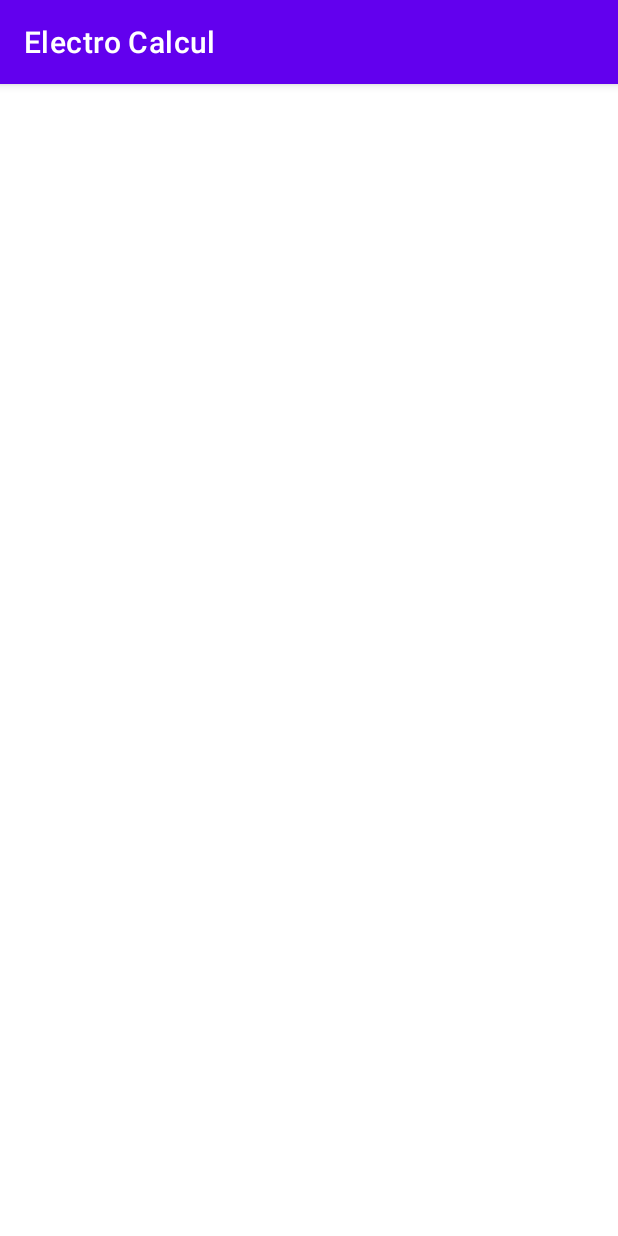
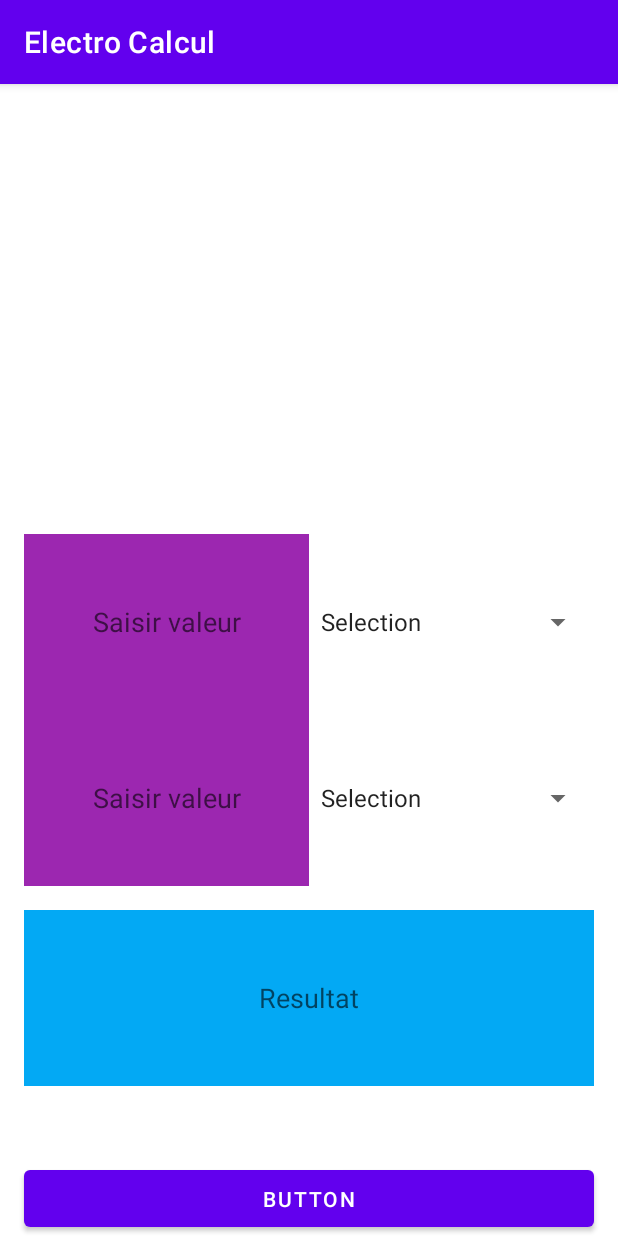
Before and after one commit to Theophile-Yvars/Mini-Projet, an Android app: the Filtre screen opened directly, with no data from a screen before it, on a phone screen of 412 x 824 dp. Run offline under Robolectric (Android 15) with nearby library versions, the phone set to English and light mode, and no system bars.

Commit message:
Filtre Acvtivity

```diff
--- /dev/null
+++ b/app/src/main/java/com/example/mapetiteapp/CalculFiltre.java
@@ -0,0 +1,21 @@
+package com.example.mapetiteapp;
+
+import static java.lang.Math.PI;
+
+public class CalculFiltre {
+    static float calculR(float C, float fc){
+        float R;
+        R = (float) (1 / (2*C*fc*PI));
+        return R;
+    }
+    static float calculC(float R, float fc){
+        float C;
+        C = (float) (1 / (2*PI*R*fc));
+        return C;
+    }
+    static float calculFc(float R, float C){
+        float fc;
+        fc = (float) (1 / (2*PI*R*C));
+        return fc;
+    }
+}
--- a/app/src/main/java/com/example/mapetiteapp/Filtre.java
+++ b/app/src/main/java/com/example/mapetiteapp/Filtre.java
@@ -3,12 +3,136 @@ package com.example.mapetiteapp;
 import androidx.appcompat.app.AppCompatActivity;
 
 import android.os.Bundle;
+import android.util.Log;
+import android.view.View;
+import android.widget.AdapterView;
+import android.widget.ArrayAdapter;
+import android.widget.Button;
+import android.widget.EditText;
+import android.widget.Spinner;
 
 public class Filtre extends AppCompatActivity {
+
+    Spinner spinner1;
+    Spinner spinner2;
+
+    int pos1;
+    int pos2;
+
+    float r;
+    float C;
+    float Fc;
+
+    EditText input1; // Vout et Gain ou R1 ou R2
+    EditText input2; // Vout et Gain ou R1 ou R2
+    EditText output; // Vout et Gain ou R1 ou R2
 
     @Override
     protected void onCreate(Bundle savedInstanceState) {
         super.onCreate(savedInstanceState);
         setContentView(R.layout.activity_filtre);
+
+        input1 = findViewById(R.id.inputFiltre1);
+        input2 = findViewById(R.id.inputFiltre2);
+        output = findViewById(R.id.outputFiltreCalcul);
+
+        Button buttonCalculFiltre = findViewById(R.id.buttonCalculFiltre);
+        buttonCalculFiltre.setOnClickListener(this::calculFiltre);
+
+        spinner1 = (Spinner) findViewById(R.id.spinnerFiltre1);
+        spinner2 = (Spinner) findViewById(R.id.spinnerFiltre2);
+
+        ArrayAdapter<CharSequence> adapter = ArrayAdapter.createFromResource(this,R.array.choix_Filtre, android.R.layout.simple_spinner_item);
+        adapter.setDropDownViewResource(android.R.layout.simple_spinner_dropdown_item);
+
+        spinner1.setAdapter(adapter);
+        spinner2.setAdapter(adapter);
+
+        spinner1.setOnItemSelectedListener(new AdapterView.OnItemSelectedListener() {
+            //String inputStr = input2.getText().toString();
+
+            @Override
+
+            public void onItemSelected (AdapterView < ? > parent, View view,int position, long id){
+                pos1 = position;
+            }
+
+            @Override
+            public void onNothingSelected(AdapterView<?> parent) {
+
+            }
+        });
+
+        spinner2.setOnItemSelectedListener(new AdapterView.OnItemSelectedListener() {
+            //final String inputStr = input3.getText().toString();
+            @Override
+            public void onItemSelected(AdapterView<?> parent, View view, int position, long id) {
+                pos2 = position;
+            }
+
+            @Override
+            public void onNothingSelected(AdapterView<?> parent) {
+
+            }
+        });
+
+    }
+
+    void calculFiltre(View sender){
+        /*
+        pos
+        1 = R
+        2 = C
+        3 = Fc
+         */
+        String outputStr = null;
+
+        final String inputStr1 = input1.getText().toString();
+        final String inputStr2 = input2.getText().toString();
+
+        float val1 = Float.parseFloat(inputStr1);
+        float val2 = Float.parseFloat(inputStr2);
+
+        if(pos1 == 1)
+            r = val1;
+        if(pos1 == 2)
+            C = val1;
+        if(pos1 == 3)
+            Fc = val1;
+
+        if(pos2 == 1)
+            r = val2;
+        if(pos2 == 2)
+            C = val2;
+        if(pos2 == 3)
+            Fc = val2;
+
+        if(r == 0){
+            r = CalculFiltre.calculR(C,Fc);
+            outputStr = "R : " + r + " ohms";
+        }
+        if(C == 0){
+            C = CalculFiltre.calculC(r,Fc);
+            outputStr = "C : " + C + " microF";
+        }
+        if(Fc == 0){
+            Fc = CalculFiltre.calculFc(r,C);
+            outputStr = "Fc : " + Fc + " Hz";
+        }
+
+        if(pos1 == pos2){
+            outputStr = "Erreur saisie";
+        }
+
+        Log.i("R", String.valueOf(r));
+        Log.i("C", String.valueOf(C));
+        Log.i("Fc", String.valueOf(Fc));
+        Log.i("valeur",outputStr);
+
+        output.setText(outputStr);
+
+        r = 0;
+        C = 0;
+        Fc = 0;
     }
 }
--- a/app/src/main/res/layout/activity_filtre.xml
+++ b/app/src/main/res/layout/activity_filtre.xml
@@ -6,4 +6,113 @@
     android:layout_height="match_parent"
     tools:context=".Filtre">
 
+    <LinearLayout
+        android:id="@+id/linearLayout3"
+        android:layout_width="match_parent"
+        android:layout_height="match_parent"
+        android:layout_marginStart="16dp"
+        android:layout_marginLeft="16dp"
+        android:layout_marginTop="300dp"
+        android:layout_marginEnd="16dp"
+
+        android:layout_marginRight="16dp"
+        android:layout_marginBottom="100dp"
+        android:orientation="vertical"
+        app:layout_constraintBottom_toBottomOf="parent"
+        app:layout_constraintEnd_toEndOf="parent"
+        app:layout_constraintStart_toStartOf="parent"
+        app:layout_constraintTop_toTopOf="parent">
+
+        <LinearLayout
+            android:layout_width="match_parent"
+            android:layout_height="0dp"
+            android:layout_marginBottom="0dp"
+            android:layout_weight="1"
+            android:orientation="horizontal"
+            app:layout_constraintBottom_toBottomOf="parent"
+            tools:layout_editor_absoluteX="129dp">
+
+            <EditText
+                android:id="@+id/inputFiltre1"
+                android:layout_width="0dp"
+                android:layout_height="match_parent"
+                android:layout_marginEnd="0dp"
+                android:layout_marginRight="0dp"
+                android:layout_marginBottom="0dp"
+                android:layout_weight="1"
+                android:background="#9C27B0"
+                android:ems="10"
+                android:gravity="center"
+                android:hint="@string/inputAop1"
+                android:inputType="numberDecimal" />
+
+            <Spinner
+                android:id="@+id/spinnerFiltre1"
+                android:layout_width="0dp"
+                android:layout_height="match_parent"
+                android:layout_weight="1" />
+
+        </LinearLayout>
+
+        <LinearLayout
+            android:layout_width="match_parent"
+            android:layout_height="0dp"
+            android:layout_marginBottom="0dp"
+            android:layout_weight="1"
+            android:orientation="horizontal"
+            app:layout_constraintBottom_toBottomOf="parent"
+            tools:layout_editor_absoluteX="129dp">
+
+            <EditText
+                android:id="@+id/inputFiltre2"
+                android:layout_width="0dp"
+                android:layout_height="match_parent"
+                android:layout_marginEnd="0dp"
+                android:layout_marginRight="0dp"
+                android:layout_marginBottom="0dp"
+                android:layout_weight="1"
+                android:background="#9C27B0"
+                android:ems="10"
+                android:gravity="center"
+                android:hint="@string/inputAop1"
+                android:inputType="numberDecimal" />
+
+            <Spinner
+                android:id="@+id/spinnerFiltre2"
+                android:layout_width="0dp"
+                android:layout_height="match_parent"
+                android:layout_weight="1" />
+
+        </LinearLayout>
+
+        <EditText
+            android:id="@+id/outputFiltreCalcul"
+            android:layout_width="match_parent"
+            android:layout_height="0dp"
+            android:layout_marginTop="16dp"
+            android:layout_weight="1"
+            android:background="#03A9F4"
+            android:ems="10"
+            android:enabled="false"
+            android:gravity="center"
+            android:hint="@string/outputAop"
+            android:inputType="numberDecimal" />
+
+    </LinearLayout>
+
+    <Button
+        android:id="@+id/buttonCalculFiltre"
+        android:layout_width="0dp"
+        android:layout_height="0dp"
+        android:layout_marginStart="16dp"
+        android:layout_marginLeft="16dp"
+        android:layout_marginTop="50dp"
+        android:layout_marginEnd="16dp"
+        android:layout_marginRight="16dp"
+        android:text="Button"
+        app:layout_constraintBottom_toBottomOf="parent"
+        app:layout_constraintEnd_toEndOf="parent"
+        app:layout_constraintStart_toStartOf="parent"
+        app:layout_constraintTop_toBottomOf="@+id/linearLayout3" />
+
 </androidx.constraintlayout.widget.ConstraintLayout>
--- a/app/src/main/res/values/strings.xml
+++ b/app/src/main/res/values/strings.xml
@@ -21,4 +21,12 @@
         <item>R2</item>
         <item>Gain</item>
     </string-array>
+
+    <string-array name="choix_Filtre">
+        <item>Selection</item>
+        <item>R</item>
+        <item>C</item>
+        <item>Fc</item>
+    </string-array>
+
 </resources>
```
